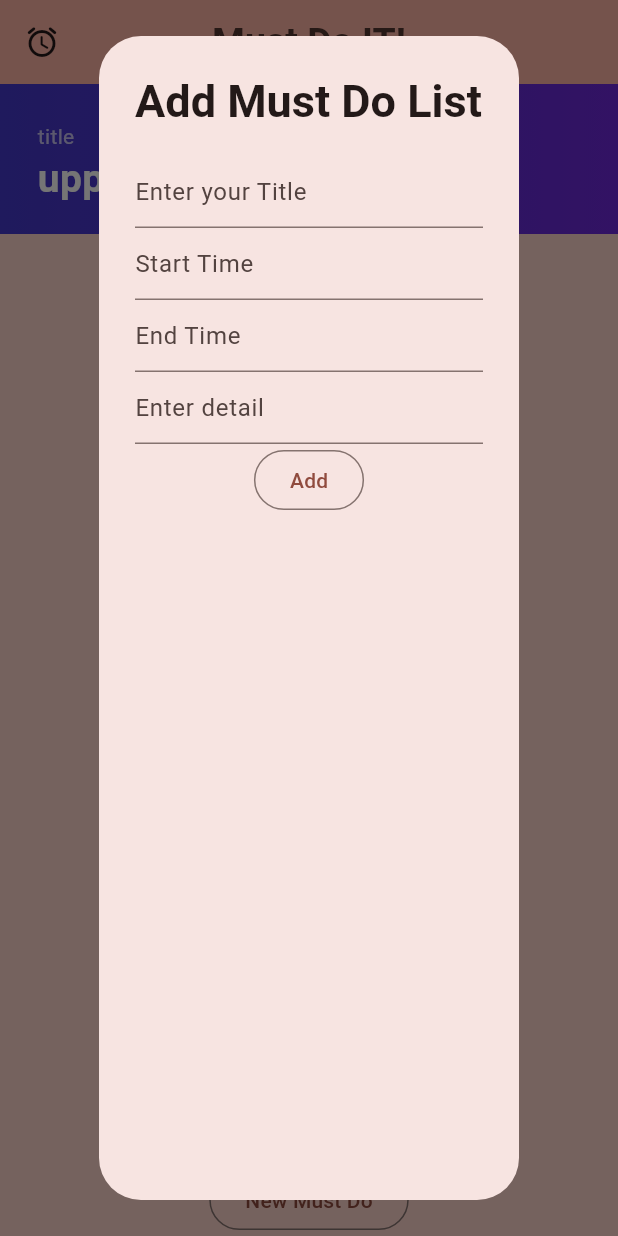
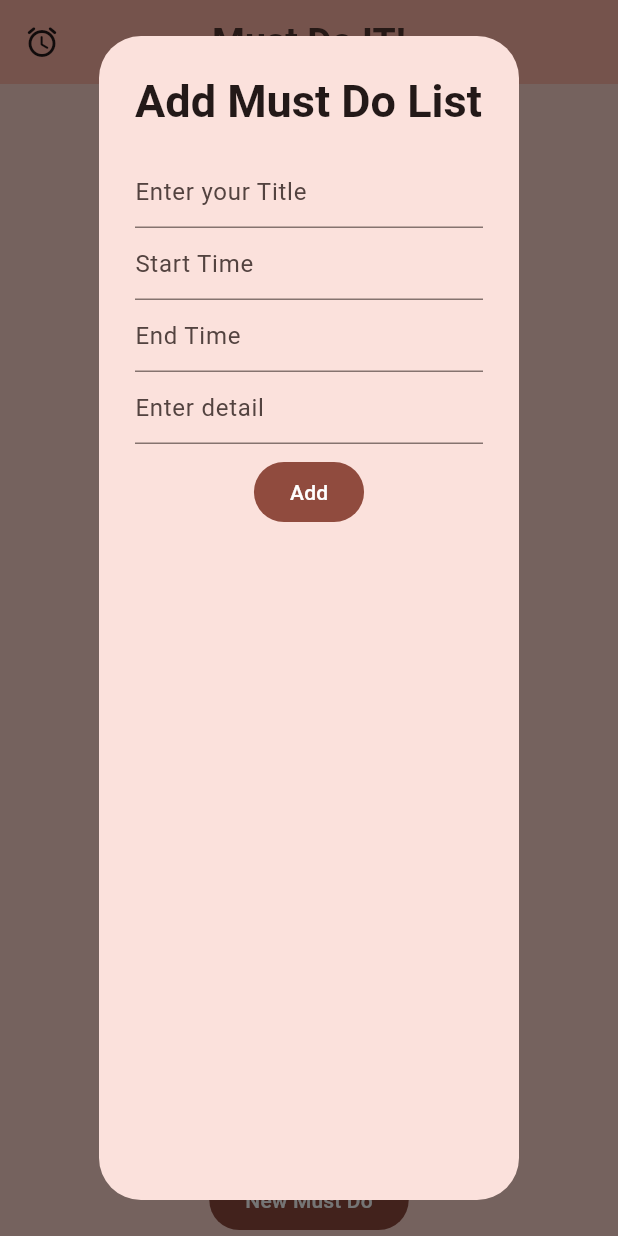
Before and after one commit to Chokdee-Sigazen/Must_Do_It-TodoList-application, a Flutter app: the screen it shows after launch, after a tap on "New Must Do", on a phone screen of 412 x 824 dp. Run offline on Flutter 3.47's test engine with Material 3 defaults, Android fonts, the phone set to English and light mode, and no system bars; our stand-ins replace flutter_slidable.

Commit message:
update ALL

```diff
--- a/lib/enterTextInput.dart
+++ b/lib/enterTextInput.dart
@@ -33,6 +33,7 @@ class _EnterTextInputState extends State<EnterTextInput> {
   Future openDialog() => showDialog(
         context: context,
         builder: (context) => AlertDialog(
+          backgroundColor: Color.fromARGB(255, 251, 225, 220),
           title: Text(
             "Add Must Do List",
             style: TextStyle(fontWeight: FontWeight.bold, fontSize: 30),
@@ -55,9 +56,12 @@ class _EnterTextInputState extends State<EnterTextInput> {
                 controller: detailController,
                 decoration: InputDecoration(hintText: "Enter detail"),
               ),
-              OutlinedButton(
-                onPressed: click,
-                child: Text("Add"),
+              Padding(
+                padding: const EdgeInsets.all(8.0),
+                child: FilledButton(
+                  onPressed: click,
+                  child: Text("Add"),
+                ),
               )
             ],
           ),
@@ -68,7 +72,7 @@ class _EnterTextInputState extends State<EnterTextInput> {
   Widget build(BuildContext context) {
     return Column(
       children: [
-        OutlinedButton(
+        FilledButton(
           onPressed: openDialog,
           child: Text("New Must Do"),
         )
--- a/lib/main.dart
+++ b/lib/main.dart
@@ -23,46 +23,6 @@ class MyApp extends StatelessWidget {
         useMaterial3: true,
       ),
       home: const MyHomePage(),
-    );
-  }
-}
-
-class TopBarFb3 extends StatelessWidget {
-  final String title;
-  final String upperTitle;
-  const TopBarFb3({required this.title, required this.upperTitle, Key? key})
-      : super(key: key);
-  final primaryColor = const Color(0xff4338CA);
-  final secondaryColor = const Color(0xff6D28D9);
-  final accentColor = const Color(0xffffffff);
-  final backgroundColor = const Color(0xffffffff);
-  final errorColor = const Color(0xffEF4444);
-  @override
-  Widget build(BuildContext context) {
-    return Container(
-      width: MediaQuery.of(context).size.width,
-      height: 100,
-      decoration: BoxDecoration(
-          gradient: LinearGradient(colors: [primaryColor, secondaryColor])),
-      child: Padding(
-        padding: const EdgeInsets.all(25.0),
-        child: Column(
-          mainAxisAlignment: MainAxisAlignment.start,
-          crossAxisAlignment: CrossAxisAlignment.start,
-          children: [
-            Text(title,
-                style: const TextStyle(
-                    color: Colors.white70,
-                    fontSize: 14,
-                    fontWeight: FontWeight.normal)),
-            Text(upperTitle,
-                style: const TextStyle(
-                    color: Colors.white,
-                    fontSize: 26,
-                    fontWeight: FontWeight.bold))
-          ],
-        ),
-      ),
     );
   }
 }
@@ -101,7 +61,6 @@ class _MyHomePageState extends State<MyHomePage> {
         centerTitle: true,
       ),
       body: Column(children: [
-        TopBarFb3(title: "title", upperTitle: "upperTitle"),
         Expanded(
             child: ToDoListField(
           lists: lists,
```
Also changed, not shown: lib/toDoListField.dart (+50 -0 lines), pubspec.yaml (+7 -7 lines), pubspec.lock, 5 other files.
